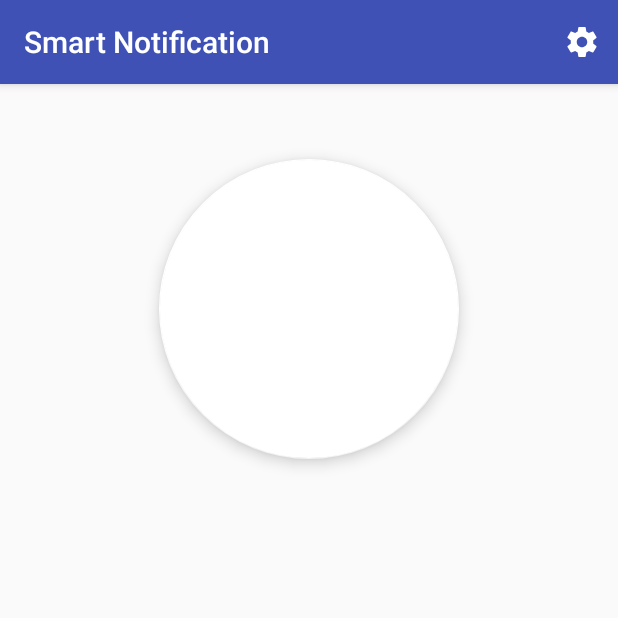
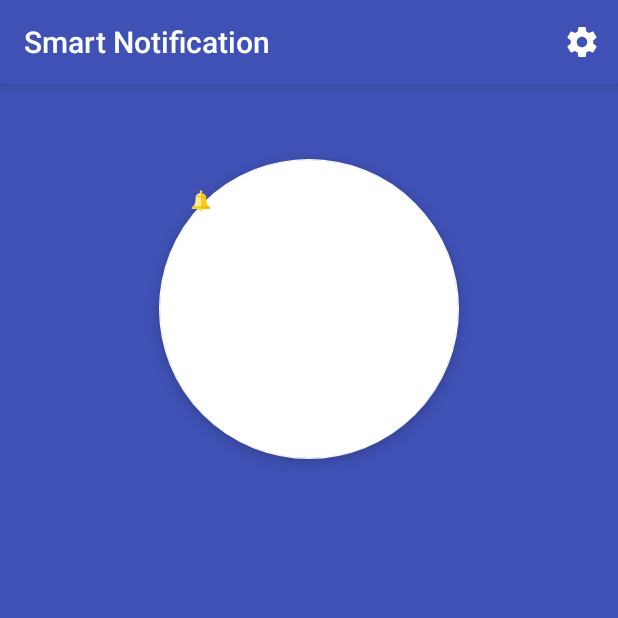
Before and after one commit to aswinputra/SmartNotification, an Android app: the screen it shows after launch (MainActivity), on a phone screen of 412 x 824 dp, the top half of it. Run offline under Robolectric (Android 15) with nearby library versions, the light colour scheme and no system bars.

Commit message:
finish creating dialog layout

```diff
--- a/app/src/main/java/com/kasmartnotification/smartnotification/MainActivity.java
+++ b/app/src/main/java/com/kasmartnotification/smartnotification/MainActivity.java
@@ -1,15 +1,19 @@
 package com.kasmartnotification.smartnotification;
 
+import android.app.Dialog;
 import android.os.Bundle;
 import android.support.design.widget.FloatingActionButton;
 import android.support.design.widget.Snackbar;
 import android.support.v7.app.AppCompatActivity;
+import android.support.v7.app.AppCompatDialog;
 import android.support.v7.widget.Toolbar;
 import android.view.View;
 import android.view.Menu;
 import android.view.MenuItem;
 
 public class MainActivity extends AppCompatActivity {
+
+    private FloatingActionButton smartNotiFab;
 
     @Override
     protected void onCreate(Bundle savedInstanceState) {
@@ -18,6 +22,13 @@ public class MainActivity extends AppCompatActivity {
         Toolbar toolbar = (Toolbar) findViewById(R.id.activity_main_toolbar);
         setSupportActionBar(toolbar);
 
+        smartNotiFab = findViewById(R.id.activity_main_fab_smartnotification);
+        smartNotiFab.setOnClickListener(new View.OnClickListener(){
+            @Override
+            public void onClick(View view) {
+                showDialog();
+            }
+        });
     }
 
     @Override
@@ -41,4 +52,11 @@ public class MainActivity extends AppCompatActivity {
 
         return super.onOptionsItemSelected(item);
     }
+
+    public void showDialog(){
+        AppCompatDialog dialog = new AppCompatDialog(this);
+        dialog.setContentView(R.layout.smart_notification_dialog);
+        dialog.show();
+    }
+
 }
--- /dev/null
+++ b/app/src/main/res/drawable/ic_minus_black_24dp.xml
@@ -0,0 +1,4 @@
+<vector android:height="16dp" android:viewportHeight="512.0"
+    android:viewportWidth="512.0" android:width="18dp" xmlns:android="http://schemas.android.com/apk/res/android">
+    <path android:fillColor="#FF000000" android:pathData="M64,224h384v64h-384z"/>
+</vector>
--- /dev/null
+++ b/app/src/main/res/drawable/ic_notification_on.xml
@@ -0,0 +1,11 @@
+<vector android:height="24dp" android:viewportHeight="110.0"
+    android:viewportWidth="110.0" android:width="24dp" xmlns:android="http://schemas.android.com/apk/res/android">
+    <path android:fillColor="#FACB1B" android:pathData="M78.5,71c-3.4,-2.8 -7.5,-7.55 -7.5,-28c0,0 0,-1.8 -0.93,-4c-1.46,-3.49 -5.26,-8 -15.07,-8s-13.61,4.51 -15.07,8C39,41.2 39,43 39,43c0,20.45 -4.1,25.2 -7.5,28c-2.43,2 -4.5,3.01 -4.5,8h28h28C83,74.01 80.93,73 78.5,71z"/>
+    <path android:fillColor="#FBEC9A" android:pathData="M55,79H27c0,-4.99 2.07,-6 4.5,-8c3.4,-2.8 7.5,-7.55 7.5,-28c0,0 0,-1.8 0.93,-4c1.46,-3.49 5.26,-8 15.07,-8V79z"/>
+    <path android:fillColor="#FBE158" android:pathData="M55,27m-4,0a4,4 0,1 1,8 0a4,4 0,1 1,-8 0"/>
+    <path android:fillColor="#FACB1B" android:pathData="M39.01,42.69c0.07,-1 0.36,-2.38 0.92,-3.68H55v4H39C39,43 39,42.89 39.01,42.69z"/>
+    <path android:fillColor="#F3B607" android:pathData="M70.99,42.69c-0.07,-1 -0.36,-2.38 -0.92,-3.68H55v4h16C71,43 71,42.89 70.99,42.69z"/>
+    <path android:fillColor="#F3B607" android:pathData="M78.5,71H55v8h28C83,74.01 80.93,73 78.5,71z"/>
+    <path android:fillColor="#FACB1B" android:pathData="M31.5,71H55v8H27C27,74.01 29.07,73 31.5,71z"/>
+    <path android:fillColor="#FBE158" android:pathData="M55,87c4.42,0 8,-3.58 8,-8H47C47,83.42 50.58,87 55,87z"/>
+</vector>
--- a/app/src/main/res/layout/activity_main.xml
+++ b/app/src/main/res/layout/activity_main.xml
@@ -4,7 +4,8 @@
     xmlns:tools="http://schemas.android.com/tools"
     android:layout_width="match_parent"
     android:layout_height="match_parent"
-    tools:context="com.kasmartnotification.smartnotification.MainActivity">
+    tools:context="com.kasmartnotification.smartnotification.MainActivity"
+    android:background="@color/colorPrimary">
 
     <android.support.design.widget.AppBarLayout
         android:layout_width="match_parent"
--- a/app/src/main/res/layout/content_main.xml
+++ b/app/src/main/res/layout/content_main.xml
@@ -10,7 +10,7 @@
 
 
     <android.support.design.widget.FloatingActionButton
-        android:id="@+id/activity_main_floatingActionButton"
+        android:id="@+id/activity_main_fab_smartnotification"
         android:layout_width="@dimen/smart_notification_width"
         android:layout_height="@dimen/smart_notification_height"
         android:layout_marginEnd="8dp"
@@ -19,5 +19,6 @@
         app:layout_constraintEnd_toEndOf="parent"
         app:layout_constraintStart_toStartOf="parent"
         app:layout_constraintTop_toTopOf="parent"
-        app:backgroundTint="@android:color/background_light"/>
+        app:backgroundTint="@android:color/background_light"
+        android:src="@drawable/ic_notification_on"/>
 </android.support.constraint.ConstraintLayout>
--- a/app/src/main/res/values/dimens.xml
+++ b/app/src/main/res/values/dimens.xml
@@ -1,7 +1,11 @@
 <resources>
     <dimen name="fab_margin">16dp</dimen>
+    <dimen name="activity_margin">16dp</dimen>
 
     <dimen name="smart_notification_top_margin">50dp</dimen>
     <dimen name="smart_notification_height">200dp</dimen>
     <dimen name="smart_notification_width">@dimen/smart_notification_height</dimen>
+
+    <dimen name="radio_button_text_size">18sp</dimen>
+    <dimen name="hint_text_size">16sp</dimen>
 </resources>
```
Also changed, not shown: app/src/main/res/drawable/ic_add_black_24dp.xml (added, +9 -0 lines), app/src/main/res/layout/smart_notification_dialog.xml (added, +86 -0 lines), app/src/main/res/values/strings.xml (+7 -0 lines), app/src/main/res/values/styles.xml (+19 -0 lines).
